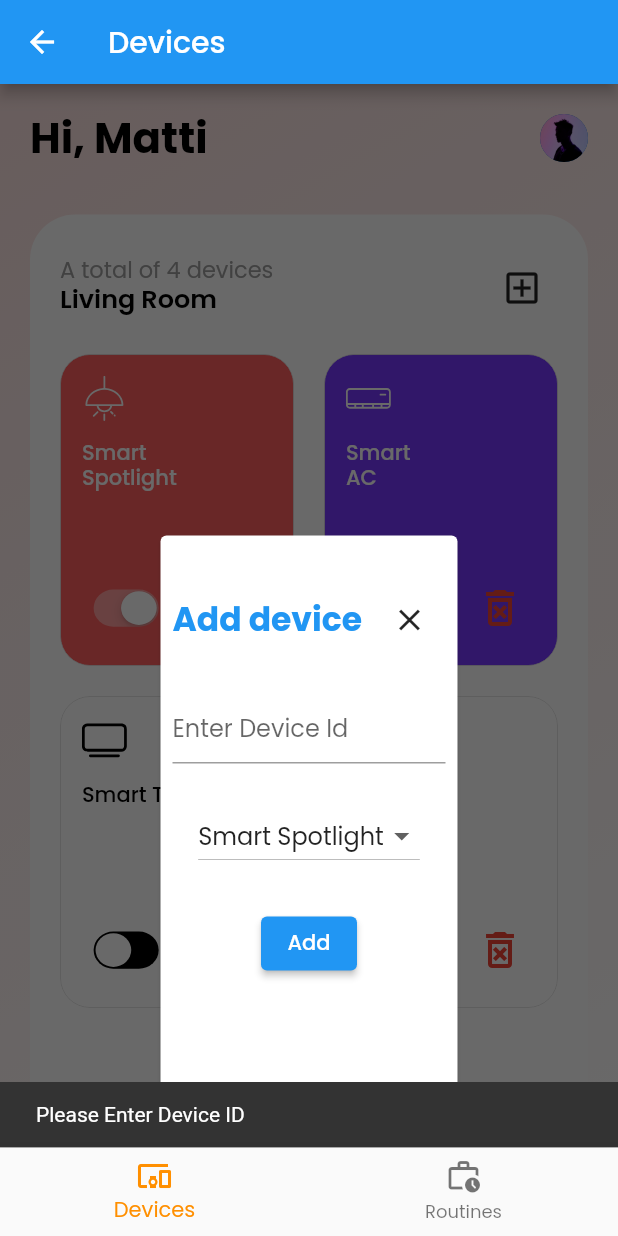
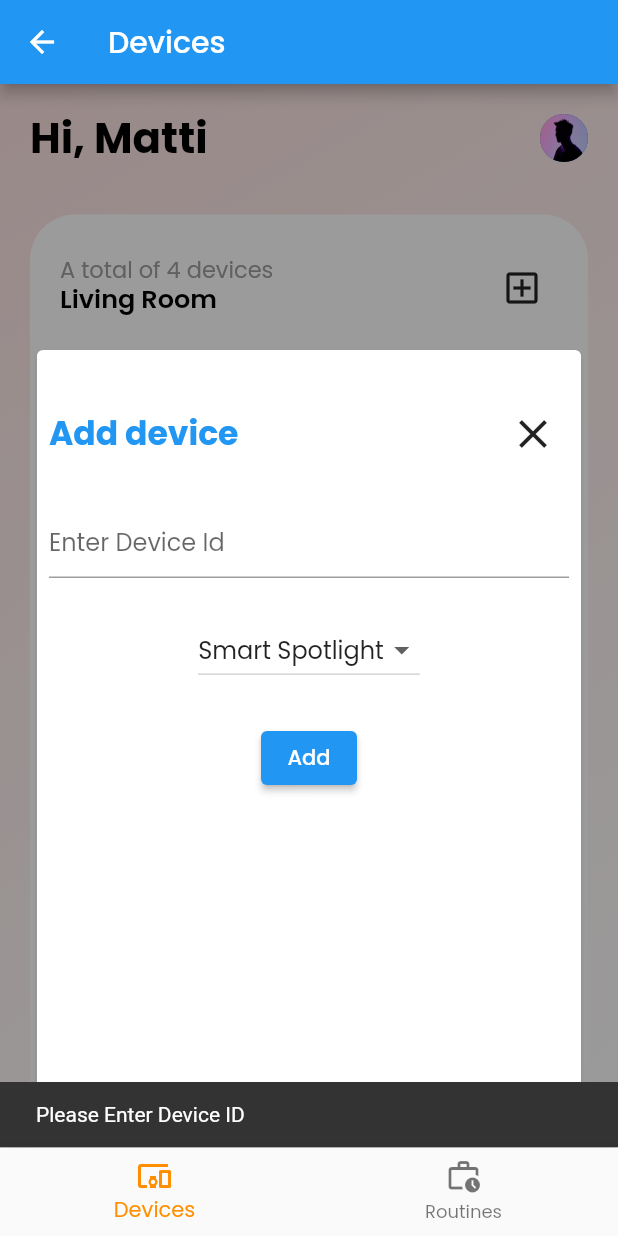
Before and after one commit to humamcp/smartix_husam, a Flutter app: the screen it shows after launch, after a tap on the "add box" icon, after a tap on "Add", on a phone screen of 412 x 824 dp. Run offline on Flutter 3.47's test engine with Material 2 defaults, Android fonts, the phone set to English and light mode, and no system bars; our stand-ins replace animated_background, bloc, flutter_bloc, flutter_svg, sleek_circular_slider; missing offline and left inert: rainbow_color.

Commit message:
Fixing some UI & functional issues

```diff
--- a/lib/features/device/view/device_view.dart
+++ b/lib/features/device/view/device_view.dart
@@ -44,10 +44,11 @@ class _DeviceViewState extends State<DeviceView> with LoadingStateMixin {
   }
 
   ///
-  ///
+  /// add new device  for user
   ///
   _addDevice() async {
     // check selected type & id
+    print(_deviceId);
     if (_deviceId == null || _deviceId == -1) {
       ScaffoldMessenger.of(context).showSnackBar(
         const SnackBar(
@@ -236,7 +237,7 @@ class _DeviceViewState extends State<DeviceView> with LoadingStateMixin {
   ///
   _onAddBtn() {
     Scaffold.of(context).showBottomSheet(
-      backgroundColor: Colors.black.withAlpha(150),
+      backgroundColor: Colors.black.withAlpha(100),
       constraints: BoxConstraints(
         maxWidth: MediaQuery.of(context).size.width,
         maxHeight: MediaQuery.of(context).size.height,
@@ -246,8 +247,8 @@ class _DeviceViewState extends State<DeviceView> with LoadingStateMixin {
         return Container(
           alignment: Alignment.bottomCenter,
           child: SizedBox(
-            width: MediaQuery.of(context).size.width * .5,
-            height: MediaQuery.of(context).size.height * .5,
+            width: MediaQuery.of(context).size.width * .9,
+            height: MediaQuery.of(context).size.height * .65,
             child: Card(
               child: Padding(
                 padding: const EdgeInsets.all(8.0),
@@ -267,6 +268,7 @@ class _DeviceViewState extends State<DeviceView> with LoadingStateMixin {
                           },
                           icon: const Icon(
                             Icons.close,
+                            size: 32,
                           ),
                         ),
                       ],
@@ -274,7 +276,8 @@ class _DeviceViewState extends State<DeviceView> with LoadingStateMixin {
                     const SizedBox(height: 24),
                     TextField(
                       keyboardType: TextInputType.number,
-                      onChanged: (val) => _deviceId = int.parse(val),
+                      onChanged: (val) => _deviceId =
+                          val.isEmpty ? -1 : (int.tryParse(val) ?? -1),
                       decoration: const InputDecoration(
                         hintText: 'Enter Device Id',
                       ),
--- a/lib/features/device/view/devices.dart
+++ b/lib/features/device/view/devices.dart
@@ -68,7 +68,7 @@ class Devices extends StatelessWidget {
                         height: 14,
                       ),
                       SizedBox(
-                        width: 65,
+                        width: MediaQuery.of(context).size.width * 0.2,
                         child: Text(
                           name,
                           style: TextStyle(
```
